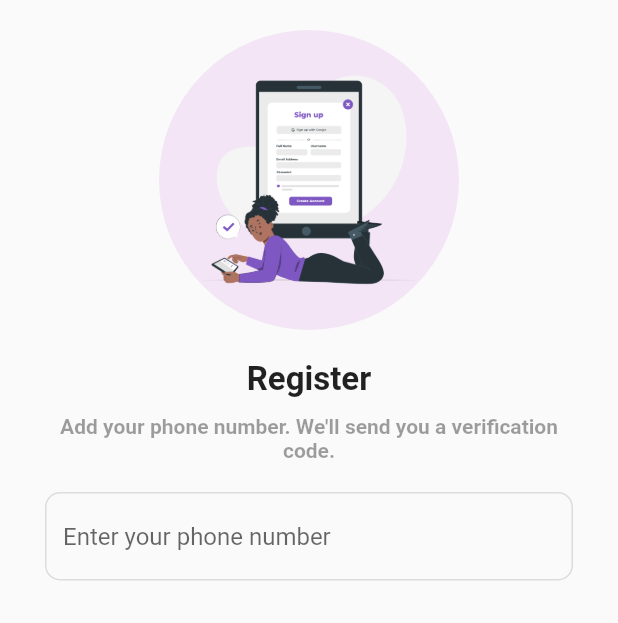
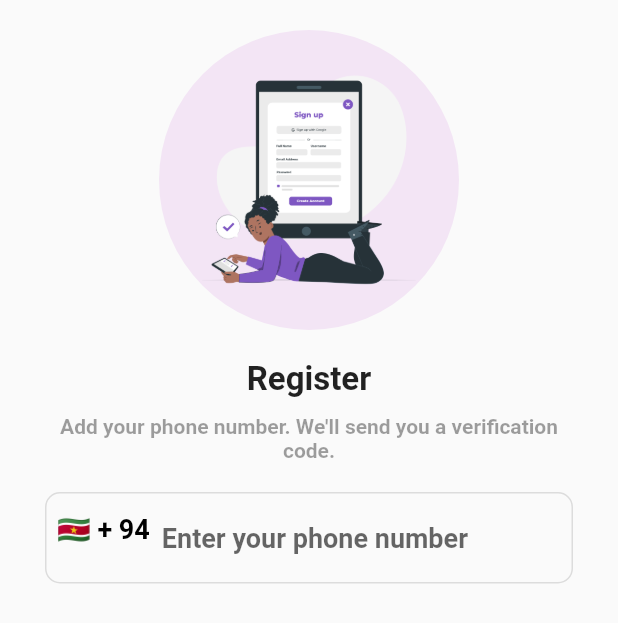
Before and after one commit to Chamidilshan/Phone_Auth_App, a Flutter app: the RegisterScreen screen opened directly, on a phone screen of 412 x 824 dp. Shown: the top 623 px of the screen. Run offline on Flutter 3.47's test engine with Material 2 defaults, Android fonts, the phone set to English and light mode, and no system bars; our stand-ins replace country_picker.

Commit message:
fourth commit

```diff
--- a/lib/main.dart
+++ b/lib/main.dart
@@ -1,5 +1,6 @@
 import 'package:flutter/material.dart';
 import 'screens/welcomescreen.dart';
+import 'package:country_picker/country_picker.dart';
 
 void main() {
   runApp(const MyApp());
--- a/lib/screens/register_screen.dart
+++ b/lib/screens/register_screen.dart
@@ -1,3 +1,4 @@
+import 'package:country_picker/country_picker.dart';
 import 'package:flutter/material.dart';
 
 class RegisterScreen extends StatefulWidget {
@@ -11,8 +12,25 @@ class _RegisterScreenState extends State<RegisterScreen> {
 
   final TextEditingController phoneController = TextEditingController();
 
+  Country selectedCountry =  Country(
+      phoneCode: '94',
+      countryCode: 'SR',
+      e164Sc: 0,
+      geographic: true,
+      level: 1,
+      name: 'Sri Lanka',
+      example: 'Sri Lanka',
+      displayName: 'Sri Lanka',
+      displayNameNoCountryCode: 'SL',
+      e164Key: ''
+  );
+
   @override
   Widget build(BuildContext context) {
+
+    phoneController.selection = TextSelection.fromPosition(
+      TextPosition(offset: phoneController.text.length),
+    );
     return Scaffold(
       body: SafeArea(
         child: Center(
@@ -56,7 +74,17 @@ class _RegisterScreenState extends State<RegisterScreen> {
                   height: 20.0,
                 ),
                 TextFormField(
+                  cursorColor: Colors.purple,
                   controller: phoneController,
+                  style: TextStyle(
+                    fontSize: 18.0,
+                    fontWeight: FontWeight.bold,
+                  ),
+                  onChanged: (value) {
+                    setState(() {
+                      phoneController.text = value;
+                    });
+                  },
                   decoration: InputDecoration(
                     hintText: 'Enter your phone number',
                     enabledBorder: OutlineInputBorder(
@@ -67,8 +95,42 @@ class _RegisterScreenState extends State<RegisterScreen> {
                         borderRadius: BorderRadius.circular(10),
                         borderSide: BorderSide(color: Colors.black12),
                       ),
+                    prefixIcon: Container(
+                      padding: EdgeInsets.all(8.0),
+                      child: InkWell(
+                        onTap: () {
+                          showCountryPicker(context: context,
+                              countryListTheme: CountryListThemeData(
+                                bottomSheetHeight: 550.0,
+                              ),
+                              onSelect: (value){
+                            selectedCountry = value;
+                          });
+                        },
+                        child: Text(
+                          '${selectedCountry.flagEmoji} + ${selectedCountry.phoneCode}',
+                          style: TextStyle(
+                              fontSize: 18.0,
+                              color: Colors.black,
+                            fontWeight: FontWeight.bold,
+                          ),
+                        ),
+                      ),
+                    ),
+                    suffixIcon: phoneController.text.length > 9 ? Container(
+                      height: 30.0,
+                        width: 30.0,
+                      decoration: BoxDecoration(
+                        shape: BoxShape.circle,
+                        color: Colors.green,
+                      ),
+                      child: Icon(Icons.done,
+                        color: Colors.white,
+                        size: 20.0,
+                      ),
+                    ) : null,
                   ),
-                )
+                ),
               ],
             ),
           ),
--- a/pubspec.yaml
+++ b/pubspec.yaml
@@ -36,6 +36,7 @@ dependencies:
   # The following adds the Cupertino Icons font to your application.
   # Use with the CupertinoIcons class for iOS style icons.
   cupertino_icons: ^1.0.2
+  country_picker: ^2.0.19
 
 dev_dependencies:
   flutter_test:
```
Also changed, not shown: pubspec.lock.
